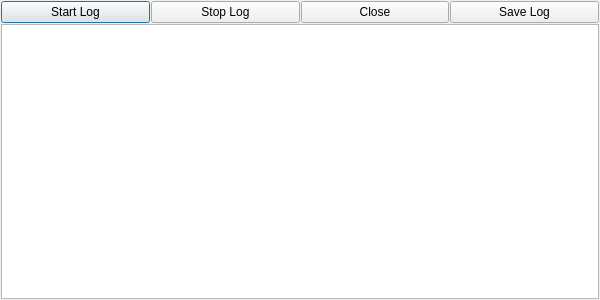
Above: ui/DebugLog.ui from berndhs/egalite before the change. Below: the same form after it.
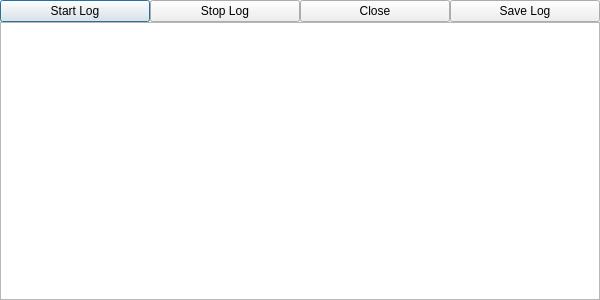
That is the form after the change.

Commit message: even smaller margins - I want content, not margins

```diff
--- a/ui/DebugLog.ui
+++ b/ui/DebugLog.ui
@@ -56,7 +56,7 @@
    </item>
   </layout>
  </widget>
- <layoutdefault spacing="1" margin="1"/>
+ <layoutdefault spacing="0" margin="0"/>
  <resources/>
  <connections/>
 </ui>
```
The commit also changes 18 other files.
